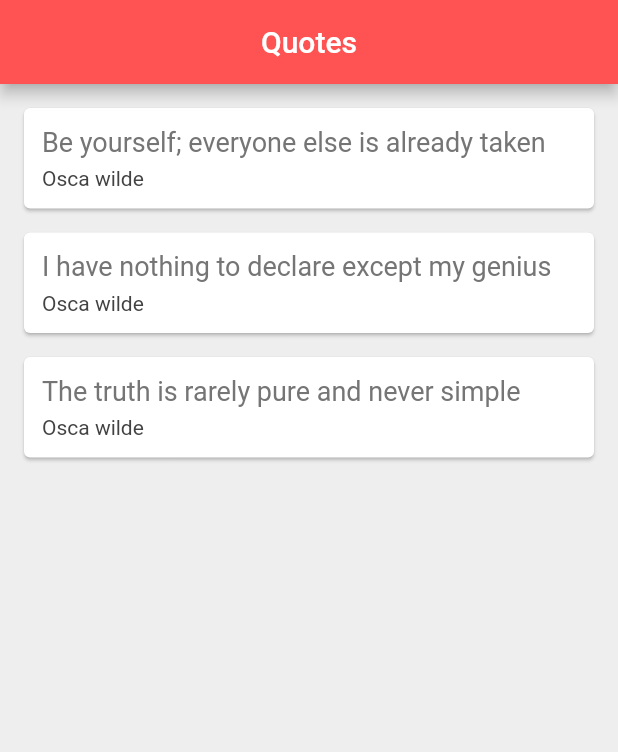
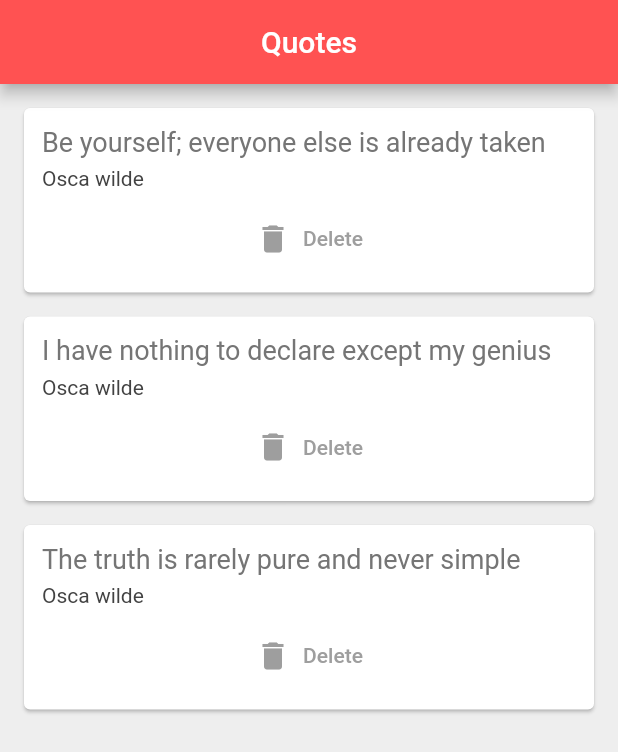
Before and after one commit to mahdibouaziz/flutter_ninja, a Flutter app: the screen it shows after launch, on a phone screen of 412 x 824 dp. Shown: the top 752 px of the screen. Run offline on Flutter 3.47's test engine with Material 2 defaults, Android fonts, the phone set to English and light mode, and no system bars.

Commit message:
added functions as a parameters

```diff
--- a/lib/main.dart
+++ b/lib/main.dart
@@ -42,8 +42,12 @@ class _QuoteListState extends State<QuoteList> {
       body: Column(
         children: quotes
             .map((quote) => QuoteCard(
-                  quote: quote,
-                ))
+                quote: quote,
+                delete: () {
+                  setState(() {
+                    quotes.remove(quote);
+                  });
+                }))
             .toList(),
       ),
     );
--- a/lib/quote_card.dart
+++ b/lib/quote_card.dart
@@ -3,8 +3,10 @@ import 'package:ninja_tuto/qoute.dart';
 
 class QuoteCard extends StatelessWidget {
   final Quote quote;
+  final Function delete;
 
-  const QuoteCard({required this.quote, Key? key}) : super(key: key);
+  const QuoteCard({required this.quote, required this.delete, Key? key})
+      : super(key: key);
 
   @override
   Widget build(BuildContext context) {
@@ -23,6 +25,27 @@ class QuoteCard extends StatelessWidget {
             Text(
               quote.author,
               style: TextStyle(fontSize: 14, color: Colors.grey[800]),
+            ),
+            const SizedBox(
+              height: 8,
+            ),
+            TextButton(
+              onPressed: () {
+                delete();
+              },
+              child: Row(
+                mainAxisAlignment: MainAxisAlignment.center,
+                children: const [
+                  Icon(Icons.delete, color: Colors.grey),
+                  SizedBox(
+                    width: 8,
+                  ),
+                  Text(
+                    "Delete",
+                    style: TextStyle(color: Colors.grey),
+                  )
+                ],
+              ),
             )
           ],
         ),
```
